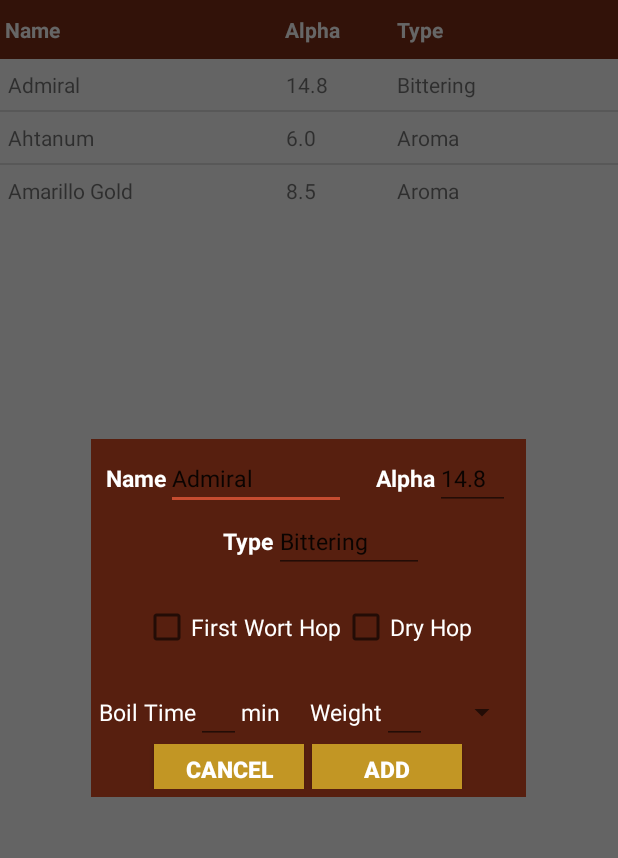
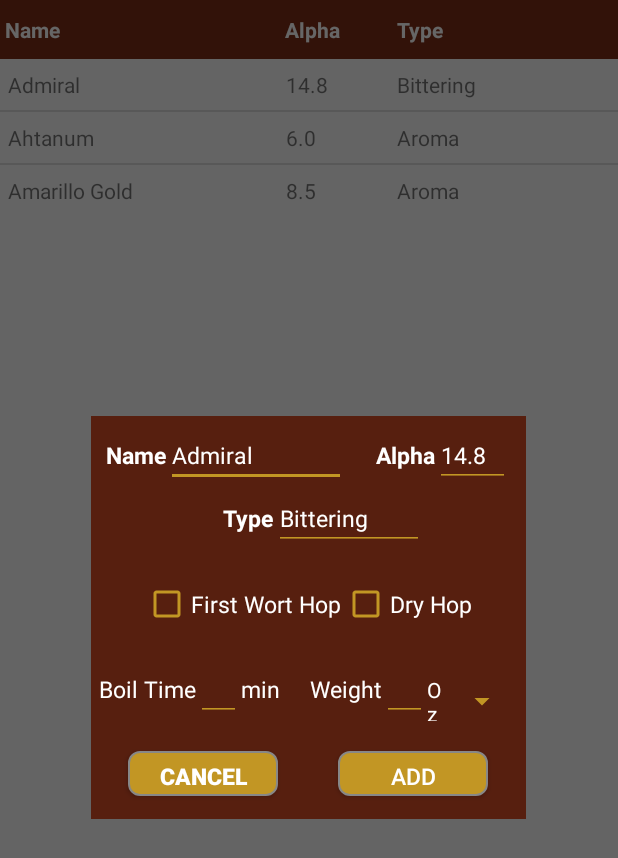
Before and after one commit to tgreen7/cmps121, an Android app: the PickHopActivity screen opened directly, with no data from a screen before it, after a tap on an icon or button, on a phone screen of 412 x 824 dp. Shown: the top 858 px of the screen. Run offline under Robolectric (Android 15) with nearby library versions, the light colour scheme and no system bars.

Commit message:
fixed styling

```diff
--- a/app/src/main/AndroidManifest.xml
+++ b/app/src/main/AndroidManifest.xml
@@ -21,13 +21,17 @@
         <activity android:name=".Tab3Activity" />
         <activity android:name=".Tab4Activity" />
         <activity android:name=".PickGrainActivity"
+            android:configChanges="orientation|keyboardHidden|screenSize"
             android:theme="@style/PickTheme"/>
         <activity android:name=".PickHopActivity"
+            android:configChanges="orientation|keyboardHidden|screenSize"
             android:theme="@style/PickTheme"/>
         <activity android:name=".PickYeastActivity"
+            android:configChanges="orientation|keyboardHidden|screenSize"
             android:theme="@style/PickTheme"/>
         <activity android:name=".PickMiscActivity"
-            android:theme="@style/PickTheme"></activity>
+            android:configChanges="orientation|keyboardHidden|screenSize"
+            android:theme="@style/PickTheme" />
     </application>
 
 </manifest>
--- a/app/src/main/java/com/example/cs121/final_project/PickHopDialog.java
+++ b/app/src/main/java/com/example/cs121/final_project/PickHopDialog.java
@@ -77,7 +77,7 @@ public class PickHopDialog extends Dialog implements
         Spinner spinner = (Spinner) findViewById(R.id.weight_type);
 // Create an ArrayAdapter using the string array and a default spinner layout
         ArrayAdapter<CharSequence> spin_adapter = ArrayAdapter.createFromResource(getContext(),
-                R.array.weight_type_array, android.R.layout.simple_spinner_item);
+                R.array.weight_type_array, R.layout.my_spinner_text);
 // Specify the layout to use when the list of choices appears
         spin_adapter.setDropDownViewResource(R.layout.my_spinner_style);
 // Apply the adapter to the spinner
@@ -92,6 +92,10 @@ public class PickHopDialog extends Dialog implements
             time.setText("days");
             boil.setText("");
             wort.setChecked(false);
+        }
+        else {
+            time.setText("min");
+            boil.setText("Boil Time");
         }
     }
 
--- /dev/null
+++ b/app/src/main/res/drawable/buttonshape.xml
@@ -0,0 +1,23 @@
+<?xml version="1.0" encoding="utf-8"?>
+<shape xmlns:android="http://schemas.android.com/apk/res/android" android:shape="rectangle" >
+    <corners
+        android:radius="7dp"
+        />
+    <solid
+        android:color="#c29624"
+        />
+    <padding
+        android:left="0dp"
+        android:top="0dp"
+        android:right="0dp"
+        android:bottom="0dp"
+        />
+    <size
+        android:width="100dp"
+        android:height="30dp"
+        />
+    <stroke
+        android:width="1dp"
+        android:color="#878787"
+        />
+</shape>
--- a/app/src/main/res/layout/activity_tab1.xml
+++ b/app/src/main/res/layout/activity_tab1.xml
@@ -96,10 +96,10 @@
             android:layout_width="0dp"
             android:layout_height="wrap_content"
             android:id="@+id/beer_style"
-            android:layout_alignParentEnd="true"
-            android:layout_below="@+id/efficiency_layout"
             android:layout_marginRight="15dp"
+            android:layout_marginEnd="15dp"
             android:layout_marginLeft="5dp"
+            android:layout_marginStart="5dp"
             android:layout_weight="1">
 
             <TextView
@@ -120,6 +120,7 @@
         android:layout_height="wrap_content"
         android:id="@+id/boil_layout"
         android:layout_marginLeft="15dp"
+        android:layout_marginStart="15dp"
         android:layout_below="@+id/Spinnerlayout">
         <TextView
             android:layout_width="wrap_content"
@@ -267,7 +268,8 @@
         android:id="@+id/headers"
         android:background="#7e2d16"
         android:layout_below="@+id/add_items"
-        android:paddingLeft="5dp">
+        android:paddingLeft="5dp"
+        android:paddingStart="5dp">
 
         <TextView
             android:id="@+id/FirstHeaderText"
--- a/app/src/main/res/layout/my_spinner_style.xml
+++ b/app/src/main/res/layout/my_spinner_style.xml
@@ -5,7 +5,7 @@
     android:layout_width="match_parent"
     android:layout_height="wrap_content"
     android:textSize="20sp"
-    android:gravity="left"
+    android:gravity="start"
     android:background="@color/bright_white"
     android:textColor="@color/dark_grey"
     android:padding="5dip" />
--- /dev/null
+++ b/app/src/main/res/layout/my_spinner_text.xml
@@ -0,0 +1,8 @@
+<?xml version="1.0" encoding="utf-8"?>
+
+<TextView
+    xmlns:android="http://schemas.android.com/apk/res/android"
+    android:layout_width="match_parent"
+    android:layout_height="match_parent"
+    android:background="@color/dark_red"
+    android:textColor="@color/bright_white"/>
--- a/app/src/main/res/layout/pick_hop_dialog.xml
+++ b/app/src/main/res/layout/pick_hop_dialog.xml
@@ -22,6 +22,8 @@
         <EditText
             android:layout_width="120dp"
             android:layout_height="wrap_content"
+            android:textColor="@color/bright_white"
+            android:backgroundTint="@color/gold"
             android:id="@+id/nameText" />
 
         <TextView
@@ -34,7 +36,10 @@
 
         <EditText
             android:layout_width="50dp"
+            android:inputType="number"
             android:layout_height="wrap_content"
+            android:textColor="@color/bright_white"
+            android:backgroundTint="@color/gold"
             android:id="@+id/alphaText" />
 
     </LinearLayout>
@@ -56,6 +61,8 @@
         <EditText
             android:layout_width="100dp"
             android:layout_height="wrap_content"
+            android:textColor="@color/bright_white"
+            android:backgroundTint="@color/gold"
             android:id="@+id/typeText" />
 
     </LinearLayout>
@@ -73,6 +80,7 @@
             android:layout_width="wrap_content"
             android:layout_height="wrap_content"
             android:text="First Wort Hop"
+            android:buttonTint="@color/gold"
             android:id="@+id/wort"
             android:textColor="@color/bright_white"
             android:layout_gravity="center_horizontal" />
@@ -81,6 +89,7 @@
             android:layout_width="wrap_content"
             android:layout_height="wrap_content"
             android:text="Dry Hop"
+            android:buttonTint="@color/gold"
             android:textColor="@color/bright_white"
             android:id="@+id/dryHop"
             android:layout_gravity="center_horizontal" />
@@ -105,6 +114,8 @@
             android:layout_width="30dp"
             android:inputType="number"
             android:layout_height="wrap_content"
+            android:textColor="@color/bright_white"
+            android:backgroundTint="@color/gold"
             android:id="@+id/boil" />
         <TextView
             android:layout_width="wrap_content"
@@ -123,11 +134,14 @@
             android:layout_width="30dp"
             android:inputType="numberDecimal"
             android:layout_height="wrap_content"
+            android:textColor="@color/bright_white"
+            android:backgroundTint="@color/gold"
             android:id="@+id/weight" />
 
         <Spinner
             android:layout_width="wrap_content"
             android:layout_height="wrap_content"
+            android:backgroundTint="@color/gold"
             android:id="@+id/weight_type" />
 
     </LinearLayout>
@@ -144,22 +158,29 @@
             android:id="@+id/cancel"
             android:layout_width="100dp"
             android:layout_height="30dp"
+            android:layout_marginTop="20dp"
+
             android:clickable="true"
             android:text="Cancel"
             android:textStyle="bold"
-            android:background="@color/gold"/>
+
+            android:background="@drawable/buttonshape"/>
 
         <Button
             style="@android:style/ButtonBar"
             android:id="@+id/addItem"
+            android:layout_marginTop="20dp"
+            android:layout_marginLeft="40dp"
+            android:layout_marginStart="40dp"
+            android:layout_marginBottom="10dp"
+            android:clickable="true"
+            android:text="Add"
+
+
             android:layout_width="100dp"
             android:layout_height="30dp"
-            android:layout_marginLeft="5dp"
-            android:layout_marginStart="5dp"
-            android:clickable="true"
-            android:text="Add"
-            android:textStyle="bold"
-            android:background="@color/gold"/>
+            android:background="@drawable/buttonshape"/>
+
     </LinearLayout>
 
 
--- a/app/src/main/res/values/styles.xml
+++ b/app/src/main/res/values/styles.xml
@@ -27,7 +27,9 @@
         <item name="android:background">#571f0f</item>
         <item name="android:textSize">7pt</item>
         <item name="android:textColor">#ffffff</item>
+
     </style>
 
 
+
 </resources>
```
